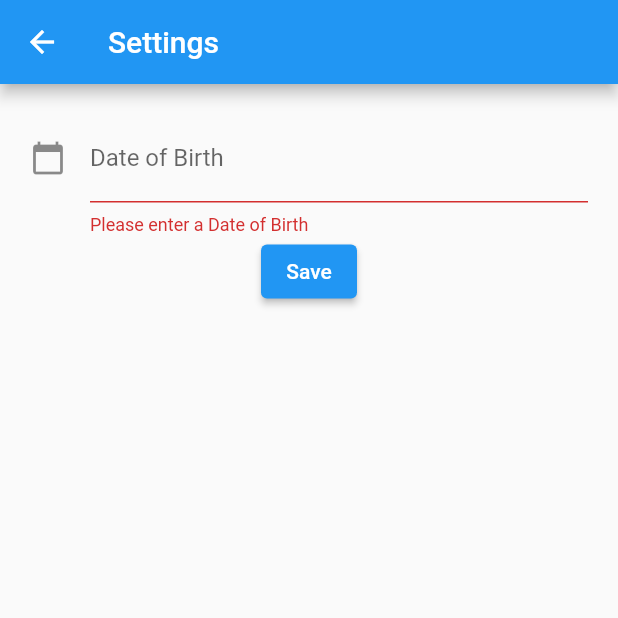
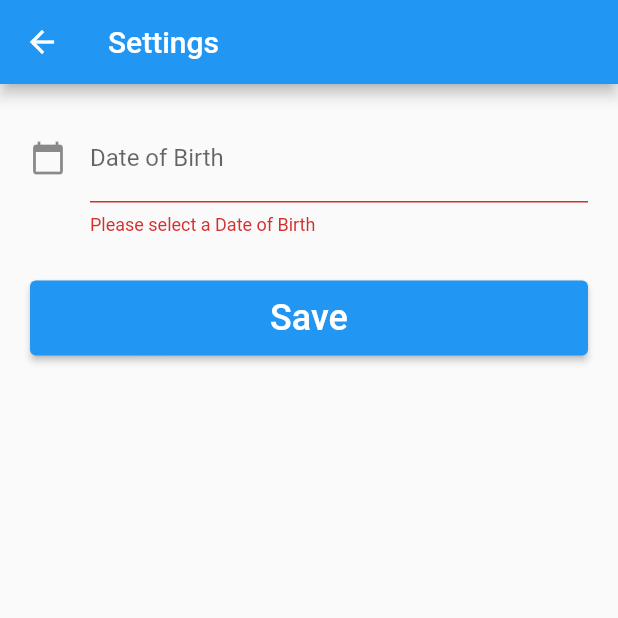
Before and after one commit to michaelwallett/t21_combined_care_pathway, a Flutter app: the UserDetailsScreen screen opened directly, after a tap on "Save", on a phone screen of 412 x 824 dp, the top half of it. Run offline on Flutter 3.47's test engine with Material 2 defaults, Android fonts, the light colour scheme and no system bars; our stand-ins replace shared_preferences; missing offline and left inert: age_calculator; accounts and stored records are empty.

Commit message:
Improve user settings spacing

```diff
--- a/lib/screens/user_details_screen.dart
+++ b/lib/screens/user_details_screen.dart
@@ -48,7 +48,7 @@ class _SettingsFormState extends State<SettingsForm> {
                           keyboardType: TextInputType.datetime,
                           validator: (value) {
                             if (value == null || value.isEmpty) {
-                              return 'Please enter a Date of Birth';
+                              return 'Please select a Date of Birth';
                             }
 
                             return null;
@@ -58,7 +58,10 @@ class _SettingsFormState extends State<SettingsForm> {
                               icon: Icon(Icons.calendar_today))),
                     ),
                   ),
+                  const SizedBox(height: 30),
                   ElevatedButton(
+                      style: ElevatedButton.styleFrom(
+                          minimumSize: const Size.fromHeight(50)),
                       onPressed: () {
                         if (_formKey.currentState!.validate()) {
                           UserSettingsRepository().save(snapshot.data!);
@@ -66,7 +69,7 @@ class _SettingsFormState extends State<SettingsForm> {
                           Navigator.pop(context);
                         }
                       },
-                      child: const Text('Save'))
+                      child: const Text('Save', style: TextStyle(fontSize: 24)))
                 ]);
               } else {
                 return const CircularProgressIndicator();
```
